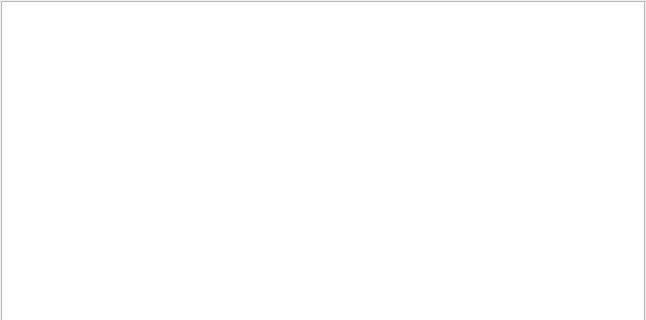
Old version of the form src/plugins/netstoremanager/managertab.ui in the repository 0xd34df00d/leechcraft; both pictures show x 0 to 646 and y 0 to 320 of the 646 by 489 pixel window.
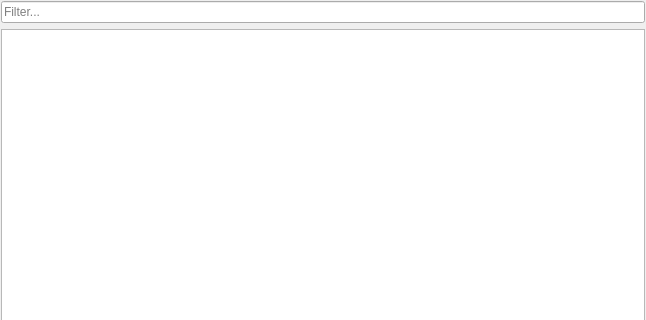
New version of the form. Custom widgets are drawn as their Qt base class.

Commit message: [NSM] add filter

Patch:
```diff
--- a/src/plugins/netstoremanager/managertab.ui
+++ b/src/plugins/netstoremanager/managertab.ui
@@ -13,11 +13,11 @@
   <property name="windowTitle">
    <string/>
   </property>
-  <layout class="QHBoxLayout" name="horizontalLayout">
+  <layout class="QGridLayout" name="gridLayout">
    <property name="margin">
     <number>1</number>
    </property>
-   <item>
+   <item row="1" column="0">
     <widget class="LeechCraft::NetStoreManager::FilesView" name="FilesView_">
      <property name="contextMenuPolicy">
       <enum>Qt::ActionsContextMenu</enum>
@@ -39,6 +39,13 @@
      </property>
     </widget>
    </item>
+   <item row="0" column="0">
+    <widget class="QLineEdit" name="Filter_">
+     <property name="placeholderText">
+      <string>Filter...</string>
+     </property>
+    </widget>
+   </item>
   </layout>
  </widget>
  <customwidgets>
```
The commit also changes 4 other files.
